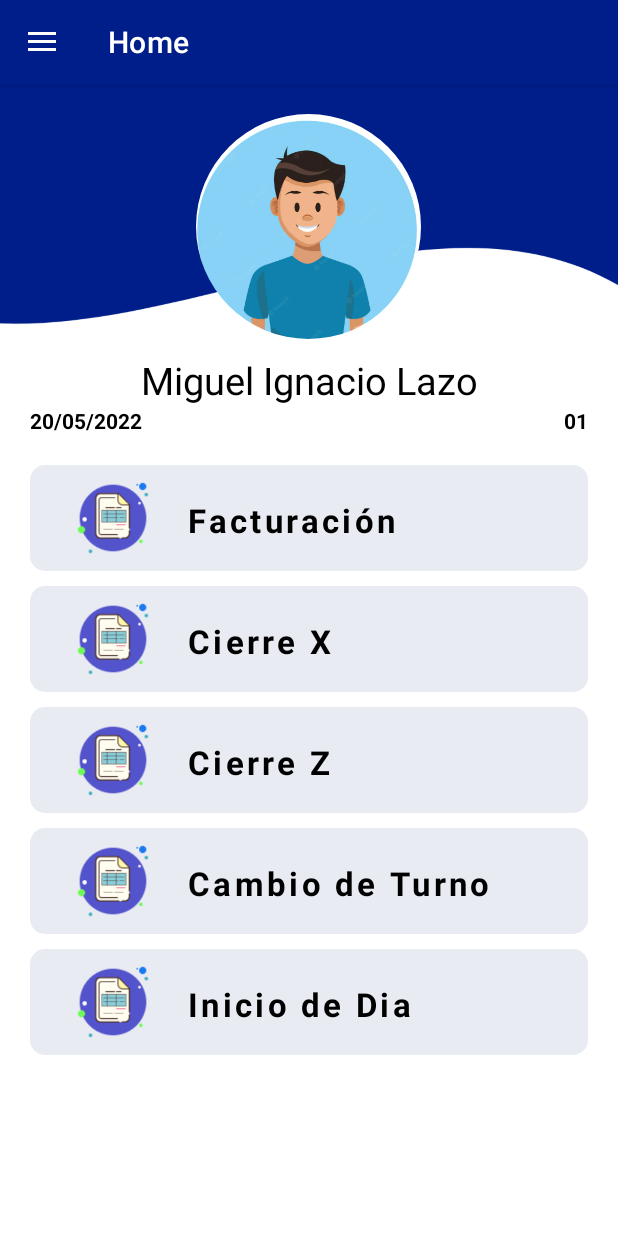
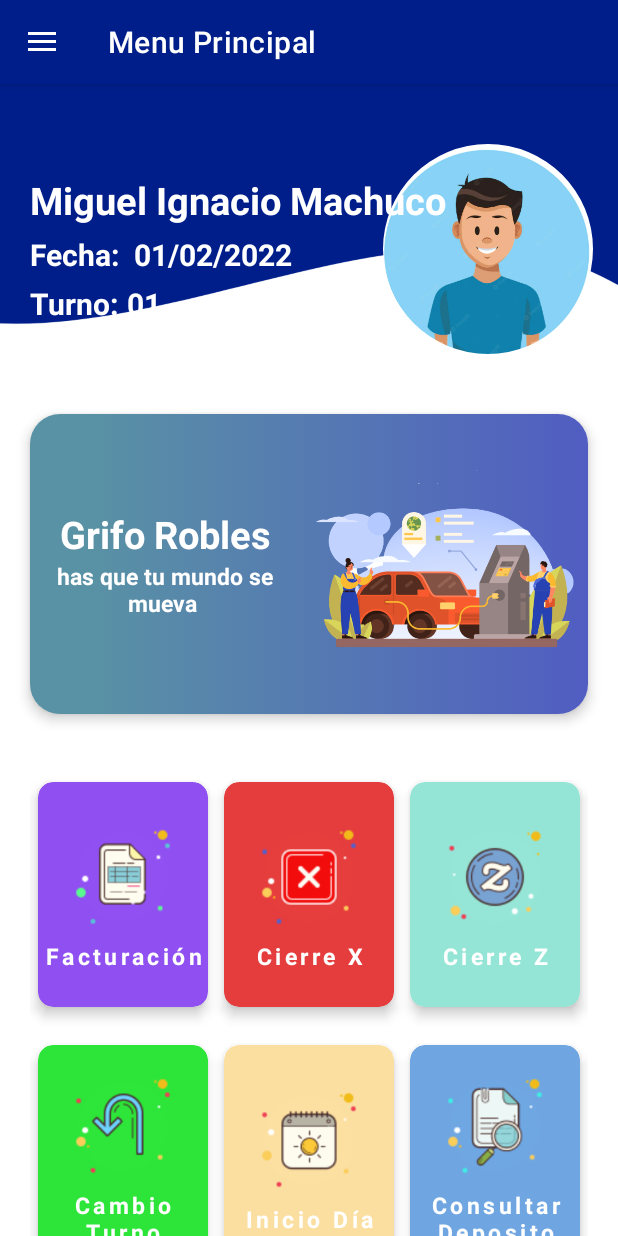
Before and after one commit to melinallacuag/RoblesAPP, an Android app: the screen it shows after launch (MainActivity), on a phone screen of 412 x 824 dp. Run offline under Robolectric (Android 15) with nearby library versions, the phone set to English and light mode, and no system bars; our stand-ins replace navigation-ui.

Commit message:
Seccion de menu

```diff
--- a/app/src/main/java/com/example/roblesapp/MainActivity.kt
+++ b/app/src/main/java/com/example/roblesapp/MainActivity.kt
@@ -34,7 +34,7 @@ class MainActivity : AppCompatActivity() {
         // menu should be considered as top level destinations.
         appBarConfiguration = AppBarConfiguration(
             setOf(
-                R.id.nav_home, R.id.nav_gallery, R.id.nav_slideshow,R.id.nav_factura
+                R.id.nav_home, R.id.nav_menuprincipal,R.id.nav_factura
             ), drawerLayout
         )
         setupActionBarWithNavController(navController, appBarConfiguration)
--- /dev/null
+++ b/app/src/main/java/com/example/roblesapp/MenuFragment.kt
@@ -0,0 +1,34 @@
+package com.example.roblesapp
+
+import android.os.Bundle
+import androidx.fragment.app.Fragment
+import android.view.LayoutInflater
+import android.view.View
+import android.view.ViewGroup
+import androidx.navigation.Navigation
+import kotlinx.android.synthetic.main.fragment_menu.*
+
+
+class MenuFragment : Fragment() {
+
+
+    override fun onCreateView(
+        inflater: LayoutInflater, container: ViewGroup?,
+        savedInstanceState: Bundle?
+    ): View? {
+        // Inflate the layout for this fragment
+        return inflater.inflate(R.layout.fragment_menu, container, false)
+    }
+    override fun onViewCreated(view: View, savedInstanceState: Bundle?) {
+        super.onViewCreated(view, savedInstanceState)
+
+        cardFacturacion.setOnClickListener{
+            Navigation.findNavController(view).navigate(R.id.nav_factura)
+        }
+
+
+
+    }
+
+
+}
--- a/app/src/main/java/com/example/roblesapp/ui/gallery/GalleryFragment.kt
+++ /dev/null
@@ -1,42 +0,0 @@
-package com.example.roblesapp.ui.gallery
-
-import android.os.Bundle
-import android.view.LayoutInflater
-import android.view.View
-import android.view.ViewGroup
-import android.widget.TextView
-import androidx.fragment.app.Fragment
-import androidx.lifecycle.ViewModelProvider
-import com.example.roblesapp.databinding.FragmentGalleryBinding
-
-class GalleryFragment : Fragment() {
-
-    private var _binding: FragmentGalleryBinding? = null
-
-    // This property is only valid between onCreateView and
-    // onDestroyView.
-    private val binding get() = _binding!!
-
-    override fun onCreateView(
-        inflater: LayoutInflater,
-        container: ViewGroup?,
-        savedInstanceState: Bundle?
-    ): View {
-        val galleryViewModel =
-            ViewModelProvider(this).get(GalleryViewModel::class.java)
-
-        _binding = FragmentGalleryBinding.inflate(inflater, container, false)
-        val root: View = binding.root
-
-        val textView: TextView = binding.textGallery
-        galleryViewModel.text.observe(viewLifecycleOwner) {
-            textView.text = it
-        }
-        return root
-    }
-
-    override fun onDestroyView() {
-        super.onDestroyView()
-        _binding = null
-    }
-}
--- a/app/src/main/java/com/example/roblesapp/ui/gallery/GalleryViewModel.kt
+++ /dev/null
@@ -1,13 +0,0 @@
-package com.example.roblesapp.ui.gallery
-
-import androidx.lifecycle.LiveData
-import androidx.lifecycle.MutableLiveData
-import androidx.lifecycle.ViewModel
-
-class GalleryViewModel : ViewModel() {
-
-    private val _text = MutableLiveData<String>().apply {
-        value = "This is gallery Fragment"
-    }
-    val text: LiveData<String> = _text
-}
--- a/app/src/main/java/com/example/roblesapp/ui/slideshow/SlideshowFragment.kt
+++ /dev/null
@@ -1,42 +0,0 @@
-package com.example.roblesapp.ui.slideshow
-
-import android.os.Bundle
-import android.view.LayoutInflater
-import android.view.View
-import android.view.ViewGroup
-import android.widget.TextView
-import androidx.fragment.app.Fragment
-import androidx.lifecycle.ViewModelProvider
-import com.example.roblesapp.databinding.FragmentSlideshowBinding
-
-class SlideshowFragment : Fragment() {
-
-    private var _binding: FragmentSlideshowBinding? = null
-
-    // This property is only valid between onCreateView and
-    // onDestroyView.
-    private val binding get() = _binding!!
-
-    override fun onCreateView(
-        inflater: LayoutInflater,
-        container: ViewGroup?,
-        savedInstanceState: Bundle?
-    ): View {
-        val slideshowViewModel =
-            ViewModelProvider(this).get(SlideshowViewModel::class.java)
-
-        _binding = FragmentSlideshowBinding.inflate(inflater, container, false)
-        val root: View = binding.root
-
-        val textView: TextView = binding.textSlideshow
-        slideshowViewModel.text.observe(viewLifecycleOwner) {
-            textView.text = it
-        }
-        return root
-    }
-
-    override fun onDestroyView() {
-        super.onDestroyView()
-        _binding = null
-    }
-}
--- a/app/src/main/java/com/example/roblesapp/ui/slideshow/SlideshowViewModel.kt
+++ /dev/null
@@ -1,13 +0,0 @@
-package com.example.roblesapp.ui.slideshow
-
-import androidx.lifecycle.LiveData
-import androidx.lifecycle.MutableLiveData
-import androidx.lifecycle.ViewModel
-
-class SlideshowViewModel : ViewModel() {
-
-    private val _text = MutableLiveData<String>().apply {
-        value = "This is slideshow Fragment"
-    }
-    val text: LiveData<String> = _text
-}
--- /dev/null
+++ b/app/src/main/res/drawable/fondo_degradado.xml
@@ -0,0 +1,15 @@
+<?xml version="1.0" encoding="utf-8"?>
+<selector xmlns:android="http://schemas.android.com/apk/res/android">
+    <item>
+        <shape android:shape="rectangle">
+            <corners android:radius="20dp"/>
+            <gradient
+                android:startColor="#5992A4"
+                android:centerColor="#5992A4"
+                android:endColor="#515DC2"
+                android:type="linear"
+                android:centerX="0.5"
+                android:centerY="0.1"/>
+        </shape>
+    </item>
+</selector>
--- a/app/src/main/res/layout/fragment_gallery.xml
+++ /dev/null
@@ -1,22 +0,0 @@
-<?xml version="1.0" encoding="utf-8"?>
-<androidx.constraintlayout.widget.ConstraintLayout xmlns:android="http://schemas.android.com/apk/res/android"
-    xmlns:app="http://schemas.android.com/apk/res-auto"
-    xmlns:tools="http://schemas.android.com/tools"
-    android:layout_width="match_parent"
-    android:layout_height="match_parent"
-    tools:context=".ui.gallery.GalleryFragment">
-
-    <TextView
-        android:id="@+id/text_gallery"
-        android:layout_width="match_parent"
-        android:layout_height="wrap_content"
-        android:layout_marginStart="8dp"
-        android:layout_marginTop="8dp"
-        android:layout_marginEnd="8dp"
-        android:textAlignment="center"
-        android:textSize="20sp"
-        app:layout_constraintBottom_toBottomOf="parent"
-        app:layout_constraintEnd_toEndOf="parent"
-        app:layout_constraintStart_toStartOf="parent"
-        app:layout_constraintTop_toTopOf="parent" />
-</androidx.constraintlayout.widget.ConstraintLayout>
--- /dev/null
+++ b/app/src/main/res/layout/fragment_menu.xml
@@ -0,0 +1,403 @@
+<?xml version="1.0" encoding="utf-8"?>
+<androidx.constraintlayout.widget.ConstraintLayout xmlns:android="http://schemas.android.com/apk/res/android"
+    xmlns:app="http://schemas.android.com/apk/res-auto"
+    xmlns:tools="http://schemas.android.com/tools"
+    android:layout_width="match_parent"
+    android:layout_height="match_parent"
+    android:background="@drawable/fondo_usuario"
+    tools:context=".MenuFragment">
+
+    <com.google.android.material.imageview.ShapeableImageView
+        android:id="@+id/imageView2"
+        android:layout_width="140sp"
+        android:layout_height="140sp"
+        android:layout_marginTop="40sp"
+        android:layout_marginEnd="20sp"
+        android:scaleType="centerCrop"
+        android:src="@drawable/foto_empleador"
+        app:layout_constraintEnd_toEndOf="parent"
+        app:layout_constraintHorizontal_bias="0.938"
+        app:layout_constraintStart_toEndOf="@+id/textView10"
+        app:layout_constraintTop_toTopOf="parent"
+        app:shapeAppearanceOverlay="@style/roudperfil" />
+
+    <TextView
+        android:id="@+id/textView10"
+        android:layout_width="wrap_content"
+        android:layout_height="wrap_content"
+        android:layout_marginStart="20sp"
+        android:layout_marginTop="60sp"
+        android:text="Miguel Ignacio Machuco"
+        android:textColor="#fff"
+        android:textSize="25sp"
+        android:textStyle="bold"
+        app:layout_constraintStart_toStartOf="parent"
+        app:layout_constraintTop_toTopOf="parent" />
+
+    <TextView
+        android:id="@+id/textView11"
+        android:layout_width="wrap_content"
+        android:layout_height="wrap_content"
+        android:layout_marginStart="20sp"
+        android:layout_marginTop="5sp"
+        android:text="Fecha:"
+        android:textColor="#fff"
+        android:textSize="20sp"
+        android:textStyle="bold"
+        app:layout_constraintStart_toStartOf="parent"
+        app:layout_constraintTop_toBottomOf="@+id/textView10" />
+
+    <TextView
+        android:id="@+id/textView14"
+        android:layout_width="wrap_content"
+        android:layout_height="wrap_content"
+        android:layout_marginStart="10sp"
+        android:layout_marginTop="5sp"
+        android:text="01/02/2022"
+        android:textColor="#fff"
+        android:textSize="20sp"
+        android:textStyle="bold"
+        app:layout_constraintStart_toEndOf="@+id/textView11"
+        app:layout_constraintTop_toBottomOf="@+id/textView10" />
+
+    <TextView
+        android:id="@+id/textView12"
+        android:layout_width="wrap_content"
+        android:layout_height="wrap_content"
+        android:layout_marginStart="20sp"
+        android:layout_marginTop="5sp"
+        android:text="Turno:"
+        android:textColor="#fff"
+        android:textSize="20sp"
+        android:textStyle="bold"
+        app:layout_constraintStart_toStartOf="parent"
+        app:layout_constraintTop_toBottomOf="@+id/textView11" />
+
+    <TextView
+        android:id="@+id/textView13"
+        android:layout_width="wrap_content"
+        android:layout_height="wrap_content"
+        android:layout_marginStart="5sp"
+        android:layout_marginTop="5sp"
+        android:text="01"
+        android:textColor="#fff"
+        android:textSize="20sp"
+        android:textStyle="bold"
+        app:layout_constraintStart_toEndOf="@+id/textView12"
+        app:layout_constraintTop_toBottomOf="@+id/textView11" />
+
+    <LinearLayout
+        android:id="@+id/linearLayout"
+        android:layout_width="match_parent"
+        android:layout_height="200sp"
+        android:layout_marginStart="20sp"
+        android:layout_marginTop="40sp"
+        android:layout_marginEnd="20sp"
+        android:background="@drawable/fondo_degradado"
+        android:elevation="5sp"
+        app:layout_constraintEnd_toEndOf="parent"
+        app:layout_constraintStart_toStartOf="parent"
+        app:layout_constraintTop_toBottomOf="@+id/imageView2">
+
+        <LinearLayout
+            android:layout_width="wrap_content"
+            android:layout_height="wrap_content"
+            android:layout_gravity="center"
+            android:layout_margin="5sp"
+            android:layout_weight="1"
+            android:orientation="vertical">
+
+            <TextView
+                android:layout_width="wrap_content"
+                android:layout_height="wrap_content"
+                android:layout_gravity="center"
+                android:gravity="center"
+                android:text="Grifo Robles"
+                android:textColor="#fff"
+                android:textSize="25sp"
+                android:textStyle="bold" />
+
+            <TextView
+                android:layout_width="wrap_content"
+                android:layout_height="wrap_content"
+                android:layout_gravity="center"
+                android:gravity="center"
+                android:text="has que tu mundo se mueva "
+                android:textColor="#fff"
+                android:textSize="15sp"
+                android:textStyle="bold" />
+
+        </LinearLayout>
+
+        <ImageView
+            android:layout_width="220sp"
+            android:layout_height="wrap_content"
+            android:layout_weight="1"
+            android:scaleType="centerInside"
+            android:src="@drawable/img_slogan" />
+
+    </LinearLayout>
+
+    <GridLayout
+        android:id="@+id/gridLayout"
+        android:layout_width="match_parent"
+        android:layout_height="wrap_content"
+        android:layout_weight="3"
+        android:columnCount="3"
+        android:rowCount="2"
+        android:layout_marginTop="40sp"
+        android:layout_marginStart="20sp"
+        android:layout_marginEnd="20sp"
+        app:layout_constraintEnd_toEndOf="parent"
+        app:layout_constraintStart_toStartOf="parent"
+        app:layout_constraintTop_toBottomOf="@+id/linearLayout">
+
+        <androidx.cardview.widget.CardView
+            android:id="@+id/cardFacturacion"
+            android:layout_width="wrap_content"
+            android:layout_height="150sp"
+            android:layout_rowWeight="1"
+            android:layout_columnWeight="1"
+            android:layout_margin="5sp"
+            android:layout_marginBottom="20dp"
+            android:clickable="true"
+            android:foreground="@drawable/selectcard"
+            app:cardBackgroundColor="#9050F1"
+            app:cardCornerRadius="10dp"
+            app:cardElevation="5sp">
+
+            <LinearLayout
+                android:layout_width="match_parent"
+                android:layout_height="match_parent"
+                android:gravity="center"
+                android:orientation="vertical">
+
+                <ImageView
+                    android:layout_width="80sp"
+                    android:layout_height="80sp"
+                    android:src="@drawable/icon_facturacion"
+                    android:layout_marginBottom="2sp" />
+
+                <TextView
+                    android:id="@+id/grifo"
+                    android:layout_width="match_parent"
+                    android:layout_height="wrap_content"
+                    android:letterSpacing="0.15"
+                    android:text="Facturación"
+                    android:textAlignment="center"
+                    android:textColor="#fff"
+                    android:textSize="15sp"
+                    android:textStyle="bold" />
+
+            </LinearLayout>
+
+        </androidx.cardview.widget.CardView>
+
+        <androidx.cardview.widget.CardView
+            android:id="@+id/cardCierreX"
+            android:layout_width="wrap_content"
+            android:layout_height="150sp"
+            android:layout_rowWeight="1"
+            android:layout_columnWeight="1"
+            android:layout_margin="5sp"
+            android:layout_marginBottom="20dp"
+            android:clickable="true"
+            android:foreground="@drawable/selectcard"
+            app:cardBackgroundColor="#E53D3D"
+            app:cardCornerRadius="10dp"
+            app:cardElevation="5sp">
+
+            <LinearLayout
+                android:layout_width="match_parent"
+                android:layout_height="match_parent"
+                android:gravity="center"
+                android:orientation="vertical">
+
+                <ImageView
+                    android:layout_width="80sp"
+                    android:layout_height="80sp"
+                    android:src="@drawable/icon_cierrex"
+                    android:layout_marginBottom="2sp" />
+
+                <TextView
+                    android:id="@+id/tienda"
+                    android:layout_width="match_parent"
+                    android:layout_height="wrap_content"
+                    android:letterSpacing="0.15"
+                    android:text="Cierre X"
+                    android:textAlignment="center"
+                    android:textColor="#fff"
+                    android:textSize="15sp"
+                    android:textStyle="bold" />
+
+            </LinearLayout>
+
+        </androidx.cardview.widget.CardView>
+
+        <androidx.cardview.widget.CardView
+            android:id="@+id/cardCierreZ"
+            android:layout_width="wrap_content"
+            android:layout_height="150sp"
+            android:layout_rowWeight="1"
+            android:layout_columnWeight="1"
+            android:layout_margin="5dp"
+            android:layout_marginBottom="20dp"
+            android:clickable="true"
+            android:foreground="@drawable/selectcard"
+            app:cardBackgroundColor="#95E5D6"
+            app:cardCornerRadius="10dp"
+            app:cardElevation="5dp">
+
+            <LinearLayout
+                android:layout_width="match_parent"
+                android:layout_height="match_parent"
+                android:gravity="center"
+                android:orientation="vertical">
+
+                <ImageView
+                    android:layout_width="80sp"
+                    android:layout_height="80sp"
+                    android:src="@drawable/icon_cierrez"
+                    android:layout_marginBottom="2sp" />
+
+                <TextView
+                    android:id="@+id/reporte"
+                    android:layout_width="match_parent"
+                    android:layout_height="wrap_content"
+                    android:letterSpacing="0.15"
+                    android:text="Cierre Z"
+                    android:textAlignment="center"
+                    android:textColor="#fff"
+                    android:textSize="15sp"
+                    android:textStyle="bold" />
+
+            </LinearLayout>
+
+        </androidx.cardview.widget.CardView>
+
+        <androidx.cardview.widget.CardView
+            android:id="@+id/cardCambioTurno"
+            android:layout_width="wrap_content"
+            android:layout_height="150sp"
+            android:layout_rowWeight="1"
+            android:layout_columnWeight="1"
+            android:layout_margin="5dp"
+            android:layout_marginBottom="20dp"
+            android:clickable="true"
+            android:foreground="@drawable/selectcard"
+            app:cardBackgroundColor="#2DE539"
+            app:cardCornerRadius="10dp"
+            app:cardElevation="5dp">
+
+            <LinearLayout
+                android:layout_width="match_parent"
+                android:layout_height="match_parent"
+                android:gravity="center"
+                android:orientation="vertical">
+
+                <ImageView
+                    android:layout_width="80sp"
+                    android:layout_height="80sp"
+                    android:src="@drawable/icon_turno"
+                    android:layout_marginBottom="2sp" />
+
+                <TextView
+                    android:id="@+id/user"
+                    android:layout_width="match_parent"
+                    android:layout_height="wrap_content"
+                    android:letterSpacing="0.15"
+                    android:text="Cambio Turno"
+                    android:textAlignment="center"
+                    android:textColor="#fff"
+                    android:textSize="15sp"
+                    android:textStyle="bold" />
+
+            </LinearLayout>
+
+        </androidx.cardview.widget.CardView>
+
+        <androidx.cardview.widget.CardView
+            android:id="@+id/cardInicioDia"
+            android:layout_width="wrap_content"
+            android:layout_height="150sp"
+            android:layout_rowWeight="1"
+            android:layout_columnWeight="1"
+            android:layout_margin="5dp"
+            android:layout_marginBottom="20dp"
+            android:clickable="true"
+            android:foreground="@drawable/selectcard"
+            app:cardBackgroundColor="#FBDFA1"
+            app:cardCornerRadius="10dp"
+            app:cardElevation="5dp">
+
+            <LinearLayout
+                android:layout_width="match_parent"
+                android:layout_height="match_parent"
+                android:gravity="center"
+                android:orientation="vertical">
+
+                <ImageView
+                    android:layout_width="80sp"
+                    android:layout_height="80sp"
+                    android:src="@drawable/icon_turnodia"
+                    android:layout_marginBottom="2sp" />
+
+                <TextView
+                    android:id="@+id/text"
+                    android:layout_width="match_parent"
+                    android:layout_height="wrap_content"
+                    android:letterSpacing="0.15"
+                    android:text="Inicio Día"
+                    android:textAlignment="center"
+                    android:textColor="#fff"
+                    android:textSize="15sp"
+                    android:textStyle="bold" />
+
+            </LinearLayout>
+
+        </androidx.cardview.widget.CardView>
+
+        <androidx.cardview.widget.CardView
+            android:id="@+id/cardConsultarDeposito"
+            android:layout_width="wrap_content"
+            android:layout_height="150sp"
+            android:layout_rowWeight="1"
+            android:layout_columnWeight="1"
+            android:layout_margin="5dp"
+            android:layout_marginBottom="20dp"
+            android:clickable="true"
+            android:foreground="@drawable/selectcard"
+            app:cardBackgroundColor="#6FA6E2"
+            app:cardCornerRadius="10dp"
+            app:cardElevation="5dp">
+
+            <LinearLayout
+                android:layout_width="match_parent"
+                android:layout_height="match_parent"
+                android:gravity="center"
+                android:orientation="vertical">
+
+                <ImageView
+                    android:layout_width="80sp"
+                    android:layout_height="80sp"
+                    android:src="@drawable/icon_consultarcomprobante"
+                    android:layout_marginBottom="2sp" />
+
+                <TextView
+                    android:id="@+id/close"
+                    android:layout_width="match_parent"
+                    android:layout_height="wrap_content"
+                    android:letterSpacing="0.15"
+                    android:text="Consultar Deposito"
+                    android:textAlignment="center"
+                    android:textColor="#fff"
+                    android:textSize="15sp"
+                    android:textStyle="bold" />
+
+            </LinearLayout>
+
+        </androidx.cardview.widget.CardView>
+    </GridLayout>
+
+
+</androidx.constraintlayout.widget.ConstraintLayout>
--- a/app/src/main/res/layout/fragment_slideshow.xml
+++ /dev/null
@@ -1,22 +0,0 @@
-<?xml version="1.0" encoding="utf-8"?>
-<androidx.constraintlayout.widget.ConstraintLayout xmlns:android="http://schemas.android.com/apk/res/android"
-    xmlns:app="http://schemas.android.com/apk/res-auto"
-    xmlns:tools="http://schemas.android.com/tools"
-    android:layout_width="match_parent"
-    android:layout_height="match_parent"
-    tools:context=".ui.slideshow.SlideshowFragment">
-
-    <TextView
-        android:id="@+id/text_slideshow"
-        android:layout_width="match_parent"
-        android:layout_height="wrap_content"
-        android:layout_marginStart="8dp"
-        android:layout_marginTop="8dp"
-        android:layout_marginEnd="8dp"
-        android:textAlignment="center"
-        android:textSize="20sp"
-        app:layout_constraintBottom_toBottomOf="parent"
-        app:layout_constraintEnd_toEndOf="parent"
-        app:layout_constraintStart_toStartOf="parent"
-        app:layout_constraintTop_toTopOf="parent" />
-</androidx.constraintlayout.widget.ConstraintLayout>
--- a/app/src/main/res/menu/activity_main_drawer.xml
+++ b/app/src/main/res/menu/activity_main_drawer.xml
@@ -9,13 +9,9 @@
             android:icon="@drawable/ic_menu_camera"
             android:title="@string/menu_home" />
         <item
-            android:id="@+id/nav_gallery"
-            android:icon="@drawable/ic_menu_gallery"
-            android:title="@string/menu_gallery" />
-        <item
-            android:id="@+id/nav_slideshow"
+            android:id="@+id/nav_menuprincipal"
             android:icon="@drawable/ic_menu_slideshow"
-            android:title="@string/menu_slideshow" />
+            android:title="@string/menu_menuprincipal" />
         <item
             android:id="@+id/nav_factura"
             android:icon="@drawable/ic_menu_slideshow"
--- a/app/src/main/res/navigation/mobile_navigation.xml
+++ b/app/src/main/res/navigation/mobile_navigation.xml
@@ -3,28 +3,21 @@
     xmlns:app="http://schemas.android.com/apk/res-auto"
     xmlns:tools="http://schemas.android.com/tools"
     android:id="@+id/mobile_navigation"
-    app:startDestination="@+id/nav_home">
+    app:startDestination="@id/nav_menuprincipal">
 
     <fragment
         android:id="@+id/nav_home"
         android:name="com.example.roblesapp.ui.home.HomeFragment"
         android:label="@string/menu_home"
         tools:layout="@layout/fragment_home" />
-
-    <fragment
-        android:id="@+id/nav_gallery"
-        android:name="com.example.roblesapp.ui.gallery.GalleryFragment"
-        android:label="@string/menu_gallery"
-        tools:layout="@layout/fragment_gallery" />
-
-    <fragment
-        android:id="@+id/nav_slideshow"
-        android:name="com.example.roblesapp.ui.slideshow.SlideshowFragment"
-        android:label="@string/menu_slideshow"
-        tools:layout="@layout/fragment_slideshow" />
     <fragment
         android:id="@+id/nav_factura"
         android:name="com.example.roblesapp.FacturaFragment"
-        android:label="Factura"
+        android:label="@string/menu_factura"
         tools:layout="@layout/fragment_factura" />
+    <fragment
+        android:id="@+id/nav_menuprincipal"
+        android:name="com.example.roblesapp.MenuFragment"
+        android:label="@string/menu_menuprincipal"
+        tools:layout="@layout/fragment_menu" />
 </navigation>
--- a/app/src/main/res/values/strings.xml
+++ b/app/src/main/res/values/strings.xml
@@ -10,6 +10,7 @@
     <string name="menu_home">Home</string>
     <string name="menu_gallery">Facturación</string>
     <string name="menu_slideshow">Slideshow</string>
+    <string name="menu_menuprincipal">Menu Principal</string>
     <string name="menu_factura">Factura</string>
     <!-- TODO: Remove or change this placeholder text -->
     <string name="hello_blank_fragment">Hello blank fragment</string>
```
Also changed, not shown: app/src/main/res/drawable/icon_cierrex.png (added), app/src/main/res/drawable/icon_cierrez.png (added), app/src/main/res/drawable/icon_consultarcomprobante.png (added), app/src/main/res/drawable/icon_facturacion.png (added), app/src/main/res/drawable/icon_turno.png (added), app/src/main/res/drawable/icon_turnodia.png (added), app/src/main/res/drawable/img_slogan.png (added).
